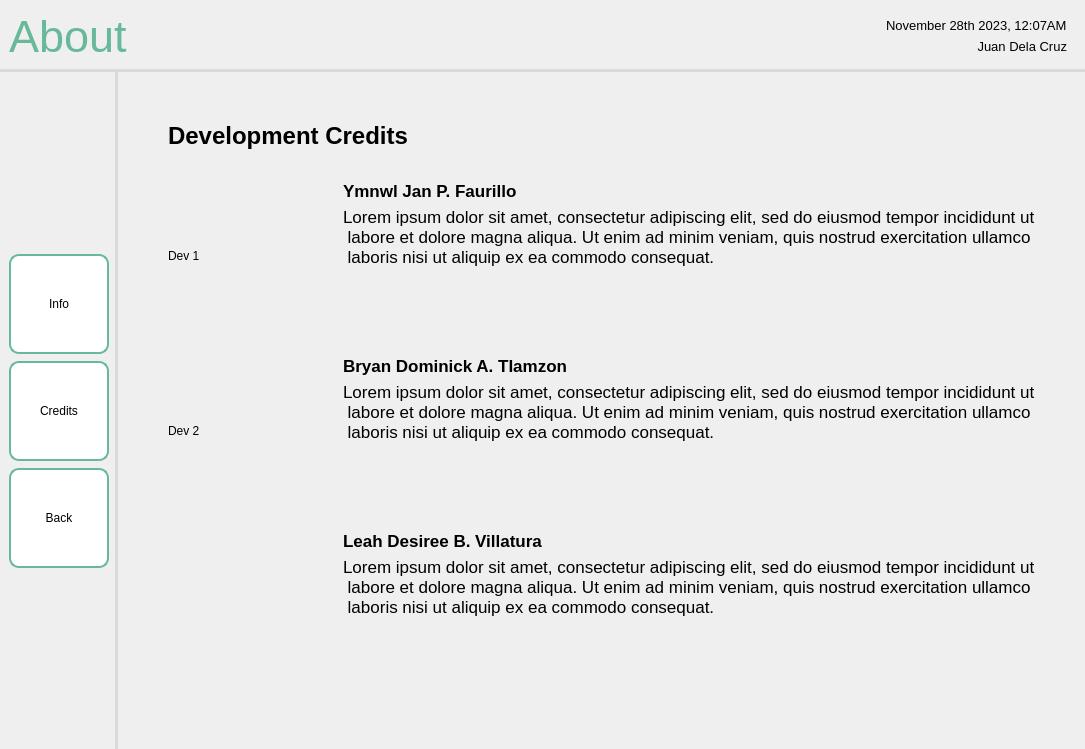
Old version of the form screens/ui/about/about_devCredits.ui in the repository sehae/POS-with-Inventory-System.
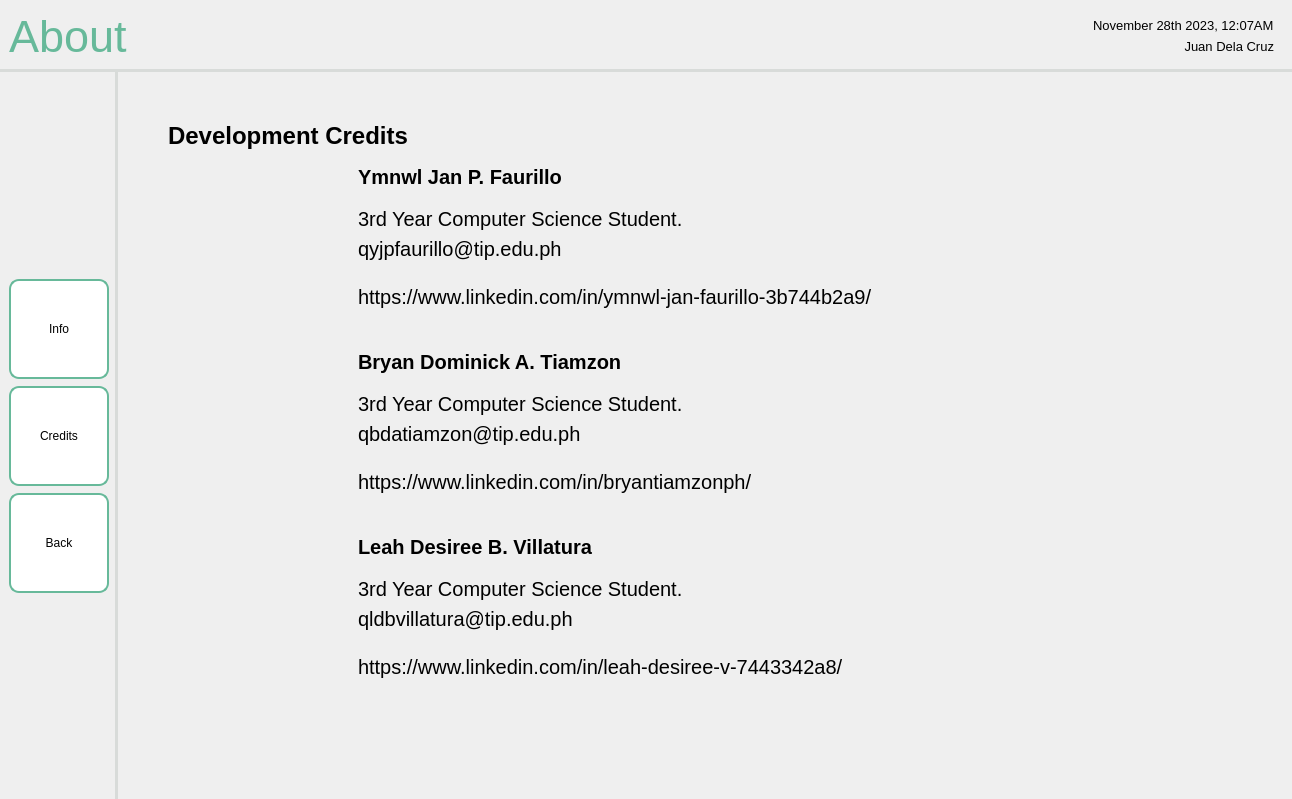
New version of the form. Icons and pictures are not drawn.

Patch:
```diff
--- a/screens/ui/about/about_devCredits.ui
+++ b/screens/ui/about/about_devCredits.ui
@@ -6,8 +6,8 @@
    <rect>
     <x>0</x>
     <y>0</y>
-    <width>963</width>
-    <height>749</height>
+    <width>1292</width>
+    <height>799</height>
    </rect>
   </property>
   <property name="windowTitle">
@@ -365,25 +365,10 @@
           <item>
            <widget class="QWidget" name="layoutContainer" native="true">
             <layout class="QFormLayout" name="formLayout">
-             <property name="horizontalSpacing">
-              <number>25</number>
-             </property>
              <property name="verticalSpacing">
-              <number>25</number>
+              <number>35</number>
              </property>
-             <property name="leftMargin">
-              <number>0</number>
-             </property>
-             <property name="topMargin">
-              <number>25</number>
-             </property>
-             <property name="rightMargin">
-              <number>0</number>
-             </property>
-             <property name="bottomMargin">
-              <number>0</number>
-             </property>
-             <item row="1" column="0">
+             <item row="0" column="0">
               <widget class="QLabel" name="label_3">
                <property name="minimumSize">
                 <size>
@@ -398,11 +383,17 @@
                 </size>
                </property>
                <property name="text">
-                <string>Dev 1</string>
+                <string/>
+               </property>
+               <property name="pixmap">
+                <pixmap>../../../assets/Dev Credits/devCredits_ymnwl.jpg</pixmap>
+               </property>
+               <property name="scaledContents">
+                <bool>true</bool>
                </property>
               </widget>
              </item>
-             <item row="1" column="1">
+             <item row="0" column="1">
               <widget class="QWidget" name="widget" native="true">
                <property name="font">
                 <font>
@@ -411,7 +402,7 @@
                </property>
                <layout class="QVBoxLayout" name="verticalLayout">
                 <property name="leftMargin">
-                 <number>0</number>
+                 <number>25</number>
                 </property>
                 <property name="topMargin">
                  <number>0</number>
@@ -432,7 +423,7 @@
                   </property>
                   <property name="font">
                    <font>
-                    <pointsize>13</pointsize>
+                    <pointsize>15</pointsize>
                     <bold>true</bold>
                    </font>
                   </property>
@@ -448,19 +439,17 @@
                  <widget class="QLabel" name="label_8">
                   <property name="font">
                    <font>
-                    <pointsize>13</pointsize>
+                    <pointsize>15</pointsize>
                    </font>
                   </property>
                   <property name="text">
-                   <string>Lorem ipsum dolor sit amet, consectetur adipiscing elit, sed do eiusmod tempor incididunt ut
- labore et dolore magna aliqua. Ut enim ad minim veniam, quis nostrud exercitation ullamco
- laboris nisi ut aliquip ex ea commodo consequat. </string>
+                   <string>3rd Year Computer Science Student.</string>
                   </property>
                   <property name="textFormat">
                    <enum>Qt::AutoText</enum>
                   </property>
                   <property name="alignment">
-                   <set>Qt::AlignLeading|Qt::AlignLeft|Qt::AlignTop</set>
+                   <set>Qt::AlignBottom|Qt::AlignLeading|Qt::AlignLeft</set>
                   </property>
                   <property name="wordWrap">
                    <bool>false</bool>
@@ -470,10 +459,62 @@
                   </property>
                  </widget>
                 </item>
+                <item>
+                 <widget class="QLabel" name="label_11">
+                  <property name="font">
+                   <font>
+                    <pointsize>15</pointsize>
+                   </font>
+                  </property>
+                  <property name="text">
+                   <string>qyjpfaurillo@tip.edu.ph</string>
+                  </property>
+                  <property name="alignment">
+                   <set>Qt::AlignLeading|Qt::AlignLeft|Qt::AlignTop</set>
+                  </property>
+                 </widget>
+                </item>
+                <item>
+                 <widget class="QLabel" name="label_16">
+                  <property name="font">
+                   <font>
+                    <pointsize>15</pointsize>
+                   </font>
+                  </property>
+                  <property name="text">
+                   <string>https://www.linkedin.com/in/ymnwl-jan-faurillo-3b744b2a9/</string>
+                  </property>
+                 </widget>
+                </item>
                </layout>
               </widget>
              </item>
-             <item row="2" column="1">
+             <item row="1" column="0">
+              <widget class="QLabel" name="label_4">
+               <property name="minimumSize">
+                <size>
+                 <width>150</width>
+                 <height>150</height>
+                </size>
+               </property>
+               <property name="maximumSize">
+                <size>
+                 <width>150</width>
+                 <height>150</height>
+                </size>
+               </property>
+               <property name="text">
+                <string/>
+               </property>
+               <property name="pixmap">
+                <pixmap>../../../assets/Dev Credits/devCredits_bryan.png</pixmap>
+               </property>
+               <property name="scaledContents">
+                <bool>true</bool>
+               </property>
+              </widget>
+             </item>
+             <item row="1" column="1">
               <widget class="QWidget" name="widget_3" native="true">
                <property name="font">
                 <font>
@@ -482,7 +523,7 @@
                </property>
                <layout class="QVBoxLayout" name="verticalLayout_3">
                 <property name="leftMargin">
-                 <number>0</number>
+                 <number>25</number>
                 </property>
                 <property name="topMargin">
                  <number>0</number>
@@ -503,12 +544,15 @@
                   </property>
                   <property name="font">
                    <font>
-                    <pointsize>13</pointsize>
+                    <pointsize>15</pointsize>
                     <bold>true</bold>
                    </font>
                   </property>
                   <property name="text">
-                   <string>Bryan Dominick A. TIamzon</string>
+                   <string>Bryan Dominick A. Tiamzon</string>
+                  </property>
+                  <property name="alignment">
+                   <set>Qt::AlignLeading|Qt::AlignLeft|Qt::AlignTop</set>
                   </property>
                  </widget>
                 </item>
@@ -516,23 +560,82 @@
                  <widget class="QLabel" name="label_10">
                   <property name="font">
                    <font>
-                    <pointsize>13</pointsize>
+                    <pointsize>15</pointsize>
                    </font>
                   </property>
                   <property name="text">
-                   <string>Lorem ipsum dolor sit amet, consectetur adipiscing elit, sed do eiusmod tempor incididunt ut
- labore et dolore magna aliqua. Ut enim ad minim veniam, quis nostrud exercitation ullamco
- laboris nisi ut aliquip ex ea commodo consequat. </string>
+                   <string>3rd Year Computer Science Student.</string>
+                  </property>
+                  <property name="textFormat">
+                   <enum>Qt::AutoText</enum>
+                  </property>
+                  <property name="alignment">
+                   <set>Qt::AlignBottom|Qt::AlignLeading|Qt::AlignLeft</set>
+                  </property>
+                  <property name="wordWrap">
+                   <bool>false</bool>
+                  </property>
+                  <property name="openExternalLinks">
+                   <bool>false</bool>
+                  </property>
+                 </widget>
+                </item>
+                <item>
+                 <widget class="QLabel" name="label_12">
+                  <property name="font">
+                   <font>
+                    <pointsize>15</pointsize>
+                   </font>
+                  </property>
+                  <property name="text">
+                   <string>qbdatiamzon@tip.edu.ph</string>
                   </property>
                   <property name="alignment">
                    <set>Qt::AlignLeading|Qt::AlignLeft|Qt::AlignTop</set>
                   </property>
                  </widget>
                 </item>
+                <item>
+                 <widget class="QLabel" name="label_17">
+                  <property name="font">
+                   <font>
+                    <pointsize>15</pointsize>
+                   </font>
+                  </property>
+                  <property name="text">
+                   <string>https://www.linkedin.com/in/bryantiamzonph/</string>
+                  </property>
+                 </widget>
+                </item>
                </layout>
               </widget>
              </item>
-             <item row="3" column="1">
+             <item row="2" column="0">
+              <widget class="QLabel" name="label_2">
+               <property name="minimumSize">
+                <size>
+                 <width>150</width>
+                 <height>150</height>
+                </size>
+               </property>
+               <property name="maximumSize">
+                <size>
+                 <width>150</width>
+                 <height>150</height>
+                </size>
+               </property>
+               <property name="text">
+                <string/>
+               </property>
+               <property name="pixmap">
+                <pixmap>../../../assets/Dev Credits/devCredits_VIllatura.jpg</pixmap>
+               </property>
+               <property name="scaledContents">
+                <bool>true</bool>
+               </property>
+              </widget>
+             </item>
+             <item row="2" column="1">
               <widget class="QWidget" name="widget_2" native="true">
                <property name="font">
                 <font>
@@ -541,7 +644,7 @@
                </property>
                <layout class="QVBoxLayout" name="verticalLayout_2">
                 <property name="leftMargin">
-                 <number>0</number>
+                 <number>25</number>
                 </property>
                 <property name="topMargin">
                  <number>0</number>
@@ -552,98 +655,82 @@
                 <property name="bottomMargin">
                  <number>0</number>
                 </property>
-                <item>
-                 <widget class="QLabel" name="label_5">
-                  <property name="sizePolicy">
-                   <sizepolicy hsizetype="Fixed" vsizetype="Fixed">
-                    <horstretch>0</horstretch>
-                    <verstretch>0</verstretch>
-                   </sizepolicy>
-                  </property>
-                  <property name="font">
-                   <font>
-                    <pointsize>13</pointsize>
-                    <bold>true</bold>
-                   </font>
-                  </property>
-                  <property name="text">
-                   <string>Leah Desiree B. Villatura</string>
-                  </property>
-                  <property name="scaledContents">
-                   <bool>false</bool>
-                  </property>
-                  <property name="alignment">
-                   <set>Qt::AlignLeading|Qt::AlignLeft|Qt::AlignTop</set>
-                  </property>
-                  <property name="wordWrap">
-                   <bool>false</bool>
-                  </property>
-                 </widget>
-                </item>
                 <item>
                  <widget class="QLabel" name="label_9">
+                  <property name="sizePolicy">
+                   <sizepolicy hsizetype="Fixed" vsizetype="Fixed">
+                    <horstretch>0</horstretch>
+                    <verstretch>0</verstretch>
+                   </sizepolicy>
+                  </property>
                   <property name="font">
                    <font>
-                    <pointsize>13</pointsize>
+                    <pointsize>15</pointsize>
+                    <bold>true</bold>
                    </font>
                   </property>
                   <property name="text">
-                   <string>Lorem ipsum dolor sit amet, consectetur adipiscing elit, sed do eiusmod tempor incididunt ut
- labore et dolore magna aliqua. Ut enim ad minim veniam, quis nostrud exercitation ullamco
- laboris nisi ut aliquip ex ea commodo consequat. </string>
+                   <string>Leah Desiree B. Villatura</string>
                   </property>
                   <property name="alignment">
                    <set>Qt::AlignLeading|Qt::AlignLeft|Qt::AlignTop</set>
                   </property>
                  </widget>
                 </item>
+                <item>
+                 <widget class="QLabel" name="label_13">
+                  <property name="font">
+                   <font>
+                    <pointsize>15</pointsize>
+                   </font>
+                  </property>
+                  <property name="text">
+                   <string>3rd Year Computer Science Student.</string>
+                  </property>
+                  <property name="textFormat">
+                   <enum>Qt::AutoText</enum>
+                  </property>
+                  <property name="alignment">
+                   <set>Qt::AlignBottom|Qt::AlignLeading|Qt::AlignLeft</set>
+                  </property>
+                  <property name="wordWrap">
+                   <bool>false</bool>
+                  </property>
+                  <property name="openExternalLinks">
+                   <bool>false</bool>
+                  </property>
+                 </widget>
+                </item>
+                <item>
+                 <widget class="QLabel" name="label_14">
+                  <property name="font">
+                   <font>
+                    <pointsize>15</pointsize>
+                   </font>
+                  </property>
+                  <property name="text">
+                   <string>qldbvillatura@tip.edu.ph</string>
+                  </property>
+                  <property name="alignment">
+                   <set>Qt::AlignLeading|Qt::AlignLeft|Qt::AlignTop</set>
+                  </property>
+                 </widget>
+                </item>
+                <item>
+                 <widget class="QLabel" name="label_18">
+                  <property name="font">
+                   <font>
+                    <pointsize>15</pointsize>
+                   </font>
+                  </property>
+                  <property name="text">
+                   <string>https://www.linkedin.com/in/leah-desiree-v-7443342a8/</string>
+                  </property>
+                 </widget>
+                </item>
                </layout>
               </widget>
              </item>
-             <item row="2" column="0">
-              <widget class="QLabel" name="label_4">
-               <property name="minimumSize">
-                <size>
-                 <width>150</width>
-                 <height>150</height>
-                </size>
-               </property>
-               <property name="maximumSize">
-                <size>
-                 <width>150</width>
-                 <height>150</height>
-                </size>
-               </property>
-               <property name="text">
-                <string>Dev 2</string>
-               </property>
-              </widget>
-             </item>
-             <item row="3" column="0">
-              <widget class="QLabel" name="label_2">
-               <property name="minimumSize">
-                <size>
-                 <width>150</width>
-                 <height>150</height>
-                </size>
-               </property>
-               <property name="maximumSize">
-                <size>
-                 <width>150</width>
-                 <height>150</height>
-                </size>
-               </property>
-               <property name="text">
-                <string/>
-               </property>
-               <property name="pixmap">
-                <pixmap resource="../../assets/resourceFile.qrc">:/devCredits/Dev Credits/devCredits_VIllatura.jpg</pixmap>
-               </property>
-               <property name="scaledContents">
-                <bool>true</bool>
-               </property>
-              </widget>
-             </item>
             </layout>
            </widget>
           </item>
```
Left out of the diff: 3 changed lines with no effect on the pictures.
